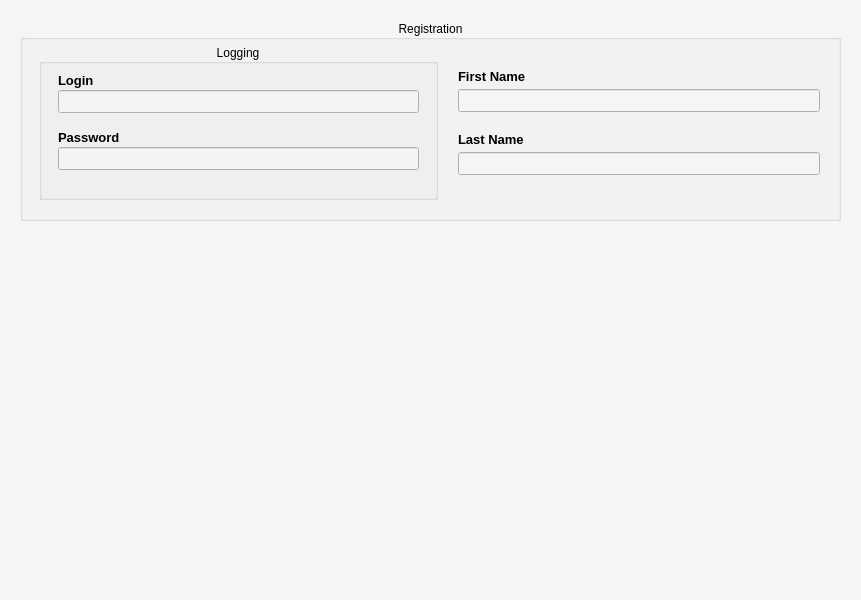
The window that CLIENT/RHE_Client/registration_widget.ui (qvinn/RHE) describes before a commit, drawn with Qt 5.
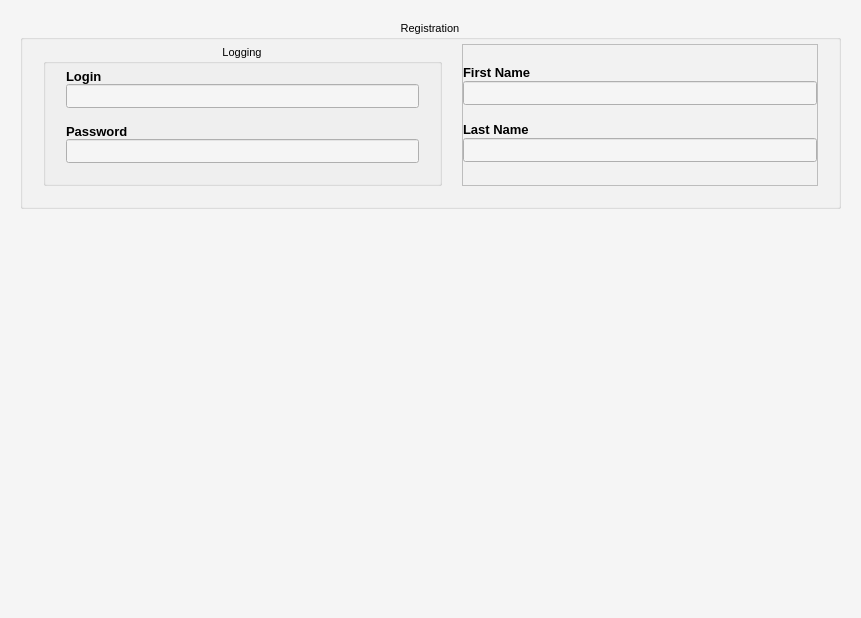
The same window after the commit.

Commit message: 'Registration_Widget' UI rebuilded

```diff
--- a/CLIENT/RHE_Client/registration_widget.ui
+++ b/CLIENT/RHE_Client/registration_widget.ui
@@ -7,7 +7,7 @@
     <x>0</x>
     <y>0</y>
     <width>861</width>
-    <height>600</height>
+    <height>618</height>
    </rect>
   </property>
   <property name="minimumSize">
@@ -107,25 +107,18 @@
     </disabled>
    </palette>
   </property>
+  <property name="font">
+   <font>
+    <family>Tahoma</family>
+    <pointsize>10</pointsize>
+    <weight>75</weight>
+    <bold>true</bold>
+   </font>
+  </property>
   <property name="windowTitle">
    <string notr="true"/>
   </property>
-  <property name="autoFillBackground">
-   <bool>true</bool>
-  </property>
-  <widget class="QWidget" name="verticalLayoutWidget_3">
-   <property name="geometry">
-    <rect>
-     <x>0</x>
-     <y>0</y>
-     <width>861</width>
-     <height>241</height>
-    </rect>
-   </property>
-   <layout class="QVBoxLayout" name="verticalLayout_1">
-    <property name="spacing">
-     <number>0</number>
-    </property>
+  <layout class="QGridLayout" name="gridLayout">
     <property name="leftMargin">
      <number>20</number>
     </property>
@@ -138,14 +131,11 @@
     <property name="bottomMargin">
      <number>20</number>
     </property>
-    <item>
+   <property name="spacing">
+    <number>0</number>
+   </property>
+   <item row="1" column="0">
      <widget class="QGroupBox" name="grpBx_rgstr">
-      <property name="sizePolicy">
-       <sizepolicy hsizetype="Expanding" vsizetype="Minimum">
-        <horstretch>0</horstretch>
-        <verstretch>0</verstretch>
-       </sizepolicy>
-      </property>
       <property name="palette">
        <palette>
         <active>
@@ -213,6 +203,7 @@
       <property name="font">
        <font>
         <family>Tahoma</family>
+       <pointsize>8</pointsize>
         <weight>50</weight>
         <bold>false</bold>
        </font>
@@ -223,25 +214,7 @@
       <property name="alignment">
        <set>Qt::AlignCenter</set>
       </property>
-      <property name="flat">
-       <bool>false</bool>
-      </property>
-      <property name="checkable">
-       <bool>false</bool>
-      </property>
-      <widget class="QWidget" name="horizontalLayoutWidget">
-       <property name="geometry">
-        <rect>
-         <x>-1</x>
-         <y>19</y>
-         <width>821</width>
-         <height>181</height>
-        </rect>
-       </property>
-       <layout class="QHBoxLayout" name="horizontalLayout_1">
-        <property name="spacing">
-         <number>20</number>
-        </property>
+     <layout class="QGridLayout" name="gridLayout_2">
         <property name="leftMargin">
          <number>20</number>
         </property>
@@ -254,32 +227,14 @@
         <property name="bottomMargin">
          <number>20</number>
         </property>
-        <item>
+      <property name="spacing">
+       <number>20</number>
+      </property>
+      <item row="0" column="0">
          <widget class="QGroupBox" name="grpBx_lgn">
-          <property name="sizePolicy">
-           <sizepolicy hsizetype="Expanding" vsizetype="Expanding">
-            <horstretch>0</horstretch>
-            <verstretch>0</verstretch>
-           </sizepolicy>
-          </property>
-          <property name="minimumSize">
-           <size>
-            <width>399</width>
-            <height>0</height>
-           </size>
-          </property>
           <property name="palette">
            <palette>
             <active>
-             <colorrole role="Base">
-              <brush brushstyle="SolidPattern">
-               <color alpha="255">
-                <red>245</red>
-                <green>244</green>
-                <blue>245</blue>
-               </color>
-              </brush>
-             </colorrole>
              <colorrole role="Highlight">
               <brush brushstyle="SolidPattern">
                <color alpha="170">
@@ -289,17 +244,17 @@
                </color>
               </brush>
              </colorrole>
+           <colorrole role="Link">
+            <brush brushstyle="SolidPattern">
+             <color alpha="255">
+              <red>244</red>
+              <green>244</green>
+              <blue>244</blue>
+             </color>
+            </brush>
+           </colorrole>
             </active>
             <inactive>
-             <colorrole role="Base">
-              <brush brushstyle="SolidPattern">
-               <color alpha="255">
-                <red>245</red>
-                <green>244</green>
-                <blue>245</blue>
-               </color>
-              </brush>
-             </colorrole>
              <colorrole role="Highlight">
               <brush brushstyle="SolidPattern">
                <color alpha="170">
@@ -309,250 +264,69 @@
                </color>
               </brush>
              </colorrole>
+           <colorrole role="Link">
+            <brush brushstyle="SolidPattern">
+             <color alpha="255">
+              <red>244</red>
+              <green>244</green>
+              <blue>244</blue>
+             </color>
+            </brush>
+           </colorrole>
             </inactive>
             <disabled>
-             <colorrole role="Base">
-              <brush brushstyle="SolidPattern">
-               <color alpha="255">
-                <red>245</red>
-                <green>245</green>
-                <blue>245</blue>
-               </color>
-              </brush>
-             </colorrole>
              <colorrole role="Highlight">
               <brush brushstyle="SolidPattern">
                <color alpha="170">
-                <red>204</red>
-                <green>204</green>
+              <red>31</red>
+              <green>117</green>
                 <blue>204</blue>
                </color>
               </brush>
              </colorrole>
+           <colorrole role="Link">
+            <brush brushstyle="SolidPattern">
+             <color alpha="255">
+              <red>244</red>
+              <green>244</green>
+              <blue>244</blue>
+             </color>
+            </brush>
+           </colorrole>
             </disabled>
            </palette>
           </property>
+        <property name="font">
+         <font>
+          <family>Tahoma</family>
+          <pointsize>8</pointsize>
+          <weight>50</weight>
+          <bold>false</bold>
+         </font>
+        </property>
           <property name="title">
            <string>Logging</string>
           </property>
           <property name="alignment">
            <set>Qt::AlignCenter</set>
           </property>
-          <widget class="QWidget" name="verticalLayoutWidget_2">
-           <property name="geometry">
-            <rect>
-             <x>-1</x>
-             <y>19</y>
-             <width>401</width>
-             <height>131</height>
-            </rect>
-           </property>
-           <layout class="QVBoxLayout" name="verticalLayout_3">
-            <property name="spacing">
-             <number>0</number>
-            </property>
+        <layout class="QGridLayout" name="gridLayout_4">
             <property name="leftMargin">
              <number>20</number>
             </property>
+         <property name="topMargin">
+          <number>5</number>
+         </property>
             <property name="rightMargin">
              <number>20</number>
             </property>
-            <item>
-             <spacer name="verticalSpacer_4">
-              <property name="orientation">
-               <enum>Qt::Vertical</enum>
-              </property>
-              <property name="sizeType">
-               <enum>QSizePolicy::Fixed</enum>
-              </property>
-              <property name="sizeHint" stdset="0">
-               <size>
-                <width>20</width>
-                <height>8</height>
-               </size>
-              </property>
-             </spacer>
-            </item>
-            <item>
-             <widget class="QLabel" name="lbl_login">
-              <property name="sizePolicy">
-               <sizepolicy hsizetype="Preferred" vsizetype="Fixed">
-                <horstretch>0</horstretch>
-                <verstretch>0</verstretch>
-               </sizepolicy>
-              </property>
-              <property name="minimumSize">
-               <size>
-                <width>170</width>
-                <height>0</height>
-               </size>
-              </property>
-              <property name="font">
-               <font>
-                <family>Tahoma</family>
-                <pointsize>10</pointsize>
-                <weight>75</weight>
-                <bold>true</bold>
-               </font>
-              </property>
-              <property name="text">
-               <string>Login</string>
-              </property>
-             </widget>
-            </item>
-            <item>
-             <widget class="QLineEdit" name="lineEdit_login">
-              <property name="minimumSize">
-               <size>
-                <width>359</width>
-                <height>0</height>
-               </size>
-              </property>
-              <property name="palette">
-               <palette>
-                <active>
-                 <colorrole role="Text">
-                  <brush brushstyle="SolidPattern">
-                   <color alpha="255">
-                    <red>0</red>
-                    <green>0</green>
-                    <blue>0</blue>
-                   </color>
-                  </brush>
-                 </colorrole>
-                 <colorrole role="ButtonText">
-                  <brush brushstyle="SolidPattern">
-                   <color alpha="255">
-                    <red>0</red>
-                    <green>0</green>
-                    <blue>0</blue>
-                   </color>
-                  </brush>
-                 </colorrole>
-                 <colorrole role="Highlight">
-                  <brush brushstyle="SolidPattern">
-                   <color alpha="255">
-                    <red>48</red>
-                    <green>140</green>
-                    <blue>198</blue>
-                   </color>
-                  </brush>
-                 </colorrole>
-                 <colorrole role="PlaceholderText">
-                  <brush brushstyle="NoBrush">
-                   <color alpha="128">
-                    <red>0</red>
-                    <green>0</green>
-                    <blue>0</blue>
-                   </color>
-                  </brush>
-                 </colorrole>
-                </active>
-                <inactive>
-                 <colorrole role="Text">
-                  <brush brushstyle="SolidPattern">
-                   <color alpha="255">
-                    <red>0</red>
-                    <green>0</green>
-                    <blue>0</blue>
-                   </color>
-                  </brush>
-                 </colorrole>
-                 <colorrole role="ButtonText">
-                  <brush brushstyle="SolidPattern">
-                   <color alpha="255">
-                    <red>0</red>
-                    <green>0</green>
-                    <blue>0</blue>
-                   </color>
-                  </brush>
-                 </colorrole>
-                 <colorrole role="Highlight">
-                  <brush brushstyle="SolidPattern">
-                   <color alpha="255">
-                    <red>48</red>
-                    <green>140</green>
-                    <blue>198</blue>
-                   </color>
-                  </brush>
-                 </colorrole>
-                 <colorrole role="PlaceholderText">
-                  <brush brushstyle="NoBrush">
-                   <color alpha="128">
-                    <red>0</red>
-                    <green>0</green>
-                    <blue>0</blue>
-                   </color>
-                  </brush>
-                 </colorrole>
-                </inactive>
-                <disabled>
-                 <colorrole role="Text">
-                  <brush brushstyle="SolidPattern">
-                   <color alpha="255">
-                    <red>35</red>
-                    <green>35</green>
-                    <blue>35</blue>
-                   </color>
-                  </brush>
-                 </colorrole>
-                 <colorrole role="ButtonText">
-                  <brush brushstyle="SolidPattern">
-                   <color alpha="255">
-                    <red>35</red>
-                    <green>35</green>
-                    <blue>35</blue>
-                   </color>
-                  </brush>
-                 </colorrole>
-                 <colorrole role="Highlight">
-                  <brush brushstyle="SolidPattern">
-                   <color alpha="170">
-                    <red>204</red>
-                    <green>204</green>
-                    <blue>204</blue>
-                   </color>
-                  </brush>
-                 </colorrole>
-                 <colorrole role="PlaceholderText">
-                  <brush brushstyle="NoBrush">
-                   <color alpha="128">
-                    <red>0</red>
-                    <green>0</green>
-                    <blue>0</blue>
-                   </color>
-                  </brush>
-                 </colorrole>
-                </disabled>
-               </palette>
-              </property>
-              <property name="font">
-               <font>
-                <family>Tahoma</family>
-                <pointsize>10</pointsize>
-                <weight>75</weight>
-                <bold>true</bold>
-               </font>
-              </property>
-             </widget>
-            </item>
-            <item>
-             <spacer name="verticalSpacer_5">
-              <property name="orientation">
-               <enum>Qt::Vertical</enum>
-              </property>
-              <property name="sizeType">
-               <enum>QSizePolicy::Fixed</enum>
-              </property>
-              <property name="sizeHint" stdset="0">
-               <size>
-                <width>20</width>
-                <height>15</height>
-               </size>
-              </property>
-             </spacer>
-            </item>
-            <item>
+         <property name="bottomMargin">
+          <number>20</number>
+         </property>
+         <property name="spacing">
+          <number>0</number>
+         </property>
+         <item row="3" column="0">
              <widget class="QLabel" name="lbl_password">
               <property name="sizePolicy">
                <sizepolicy hsizetype="Preferred" vsizetype="Fixed">
@@ -562,8 +336,8 @@
               </property>
               <property name="minimumSize">
                <size>
-                <width>170</width>
-                <height>0</height>
+             <width>0</width>
+             <height>16</height>
                </size>
               </property>
               <property name="font">
@@ -579,18 +353,24 @@
               </property>
              </widget>
             </item>
-            <item>
+         <item row="4" column="0">
              <widget class="QLineEdit" name="lineEdit_password">
+           <property name="sizePolicy">
+            <sizepolicy hsizetype="Preferred" vsizetype="Fixed">
+             <horstretch>0</horstretch>
+             <verstretch>0</verstretch>
+            </sizepolicy>
+           </property>
               <property name="minimumSize">
                <size>
-                <width>359</width>
-                <height>0</height>
+             <width>0</width>
+             <height>24</height>
                </size>
               </property>
               <property name="palette">
                <palette>
                 <active>
-                 <colorrole role="WindowText">
+              <colorrole role="Text">
                   <brush brushstyle="SolidPattern">
                    <color alpha="255">
                     <red>0</red>
@@ -599,6 +379,26 @@
                    </color>
                   </brush>
                  </colorrole>
+              <colorrole role="ButtonText">
+               <brush brushstyle="SolidPattern">
+                <color alpha="255">
+                 <red>0</red>
+                 <green>0</green>
+                 <blue>0</blue>
+                </color>
+               </brush>
+              </colorrole>
+              <colorrole role="PlaceholderText">
+               <brush brushstyle="SolidPattern">
+                <color alpha="128">
+                 <red>0</red>
+                 <green>0</green>
+                 <blue>0</blue>
+                </color>
+               </brush>
+              </colorrole>
+             </active>
+             <inactive>
                  <colorrole role="Text">
                   <brush brushstyle="SolidPattern">
                    <color alpha="255">
@@ -617,27 +417,117 @@
                    </color>
                   </brush>
                  </colorrole>
-                 <colorrole role="Highlight">
+              <colorrole role="PlaceholderText">
                   <brush brushstyle="SolidPattern">
+                <color alpha="128">
+                 <red>0</red>
+                 <green>0</green>
+                 <blue>0</blue>
+                </color>
+               </brush>
+              </colorrole>
+             </inactive>
+             <disabled>
+              <colorrole role="Text">
+               <brush brushstyle="SolidPattern">
                    <color alpha="255">
-                    <red>48</red>
-                    <green>140</green>
-                    <blue>198</blue>
+                 <red>35</red>
+                 <green>35</green>
+                 <blue>35</blue>
                    </color>
                   </brush>
                  </colorrole>
+              <colorrole role="ButtonText">
+               <brush brushstyle="SolidPattern">
+                <color alpha="255">
+                 <red>35</red>
+                 <green>35</green>
+                 <blue>35</blue>
+                </color>
+               </brush>
+              </colorrole>
                  <colorrole role="PlaceholderText">
-                  <brush brushstyle="NoBrush">
+               <brush brushstyle="SolidPattern">
                    <color alpha="128">
+                 <red>231</red>
+                 <green>231</green>
+                 <blue>231</blue>
+                </color>
+               </brush>
+              </colorrole>
+             </disabled>
+            </palette>
+           </property>
+           <property name="font">
+            <font>
+             <family>Tahoma</family>
+             <pointsize>10</pointsize>
+             <weight>75</weight>
+             <bold>true</bold>
+            </font>
+           </property>
+           <property name="inputMask">
+            <string notr="true"/>
+           </property>
+           <property name="text">
+            <string notr="true"/>
+           </property>
+          </widget>
+         </item>
+         <item row="0" column="0">
+          <widget class="QLabel" name="lbl_login">
+           <property name="sizePolicy">
+            <sizepolicy hsizetype="Preferred" vsizetype="Fixed">
+             <horstretch>0</horstretch>
+             <verstretch>0</verstretch>
+            </sizepolicy>
+           </property>
+           <property name="minimumSize">
+            <size>
+             <width>0</width>
+             <height>16</height>
+            </size>
+           </property>
+           <property name="font">
+            <font>
+             <family>Tahoma</family>
+             <pointsize>10</pointsize>
+             <weight>75</weight>
+             <bold>true</bold>
+            </font>
+           </property>
+           <property name="text">
+            <string>Login</string>
+           </property>
+          </widget>
+         </item>
+         <item row="1" column="0">
+          <widget class="QLineEdit" name="lineEdit_login">
+           <property name="sizePolicy">
+            <sizepolicy hsizetype="Preferred" vsizetype="Fixed">
+             <horstretch>0</horstretch>
+             <verstretch>0</verstretch>
+            </sizepolicy>
+           </property>
+           <property name="minimumSize">
+            <size>
+             <width>353</width>
+             <height>24</height>
+            </size>
+           </property>
+           <property name="palette">
+            <palette>
+             <active>
+              <colorrole role="Text">
+               <brush brushstyle="SolidPattern">
+                <color alpha="255">
                     <red>0</red>
                     <green>0</green>
                     <blue>0</blue>
                    </color>
                   </brush>
                  </colorrole>
-                </active>
-                <inactive>
-                 <colorrole role="WindowText">
+              <colorrole role="ButtonText">
                   <brush brushstyle="SolidPattern">
                    <color alpha="255">
                     <red>0</red>
@@ -646,16 +536,18 @@
                    </color>
                   </brush>
                  </colorrole>
-                 <colorrole role="Text">
+              <colorrole role="PlaceholderText">
                   <brush brushstyle="SolidPattern">
-                   <color alpha="255">
+                <color alpha="128">
                     <red>0</red>
                     <green>0</green>
                     <blue>0</blue>
                    </color>
                   </brush>
                  </colorrole>
-                 <colorrole role="ButtonText">
+             </active>
+             <inactive>
+              <colorrole role="Text">
                   <brush brushstyle="SolidPattern">
                    <color alpha="255">
                     <red>0</red>
@@ -664,17 +556,17 @@
                    </color>
                   </brush>
                  </colorrole>
-                 <colorrole role="Highlight">
+              <colorrole role="ButtonText">
                   <brush brushstyle="SolidPattern">
                    <color alpha="255">
-                    <red>48</red>
-                    <green>140</green>
-                    <blue>198</blue>
+                 <red>0</red>
+                 <green>0</green>
+                 <blue>0</blue>
                    </color>
                   </brush>
                  </colorrole>
                  <colorrole role="PlaceholderText">
-                  <brush brushstyle="NoBrush">
+               <brush brushstyle="SolidPattern">
                    <color alpha="128">
                     <red>0</red>
                     <green>0</green>
@@ -684,15 +576,6 @@
                  </colorrole>
                 </inactive>
                 <disabled>
-                 <colorrole role="WindowText">
-                  <brush brushstyle="SolidPattern">
-                   <color alpha="255">
-                    <red>35</red>
-                    <green>35</green>
-                    <blue>35</blue>
-                   </color>
-                  </brush>
-                 </colorrole>
                  <colorrole role="Text">
                   <brush brushstyle="SolidPattern">
                    <color alpha="255">
@@ -711,21 +594,12 @@
                    </color>
                   </brush>
                  </colorrole>
-                 <colorrole role="Highlight">
-                  <brush brushstyle="SolidPattern">
-                   <color alpha="170">
-                    <red>204</red>
-                    <green>204</green>
-                    <blue>204</blue>
-                   </color>
-                  </brush>
-                 </colorrole>
                  <colorrole role="PlaceholderText">
-                  <brush brushstyle="NoBrush">
+               <brush brushstyle="SolidPattern">
                    <color alpha="128">
-                    <red>0</red>
-                    <green>0</green>
-                    <blue>0</blue>
+                 <red>231</red>
+                 <green>231</green>
+                 <blue>231</blue>
                    </color>
                   </brush>
                  </colorrole>
@@ -740,13 +614,16 @@
                 <bold>true</bold>
                </font>
               </property>
-              <property name="inputMethodHints">
-               <set>Qt::ImhNone</set>
-              </property>
-             </widget>
-            </item>
-            <item>
-             <spacer name="verticalSpacer_6">
+           <property name="inputMask">
+            <string notr="true"/>
+           </property>
+           <property name="text">
+            <string notr="true"/>
+           </property>
+          </widget>
+         </item>
+         <item row="2" column="0">
+          <spacer name="verticalSpacer_1">
               <property name="orientation">
                <enum>Qt::Vertical</enum>
               </property>
@@ -756,69 +633,50 @@
               <property name="sizeHint" stdset="0">
                <size>
                 <width>20</width>
-                <height>20</height>
+             <height>15</height>
                </size>
               </property>
              </spacer>
             </item>
            </layout>
           </widget>
-         </widget>
-        </item>
-        <item>
-         <layout class="QVBoxLayout" name="verticalLayout_2">
+      </item>
+      <item row="0" column="1">
+       <widget class="QFrame" name="frame">
+        <property name="frameShape">
+         <enum>QFrame::StyledPanel</enum>
+        </property>
+        <property name="frameShadow">
+         <enum>QFrame::Raised</enum>
+        </property>
+        <layout class="QGridLayout" name="gridLayout_3">
+         <property name="leftMargin">
+          <number>0</number>
+         </property>
+         <property name="topMargin">
+          <number>18</number>
+         </property>
+         <property name="rightMargin">
+          <number>0</number>
+         </property>
+         <property name="bottomMargin">
+          <number>20</number>
+         </property>
           <property name="spacing">
            <number>0</number>
           </property>
-          <item>
-           <spacer name="verticalSpacer_2">
-            <property name="orientation">
-             <enum>Qt::Vertical</enum>
-            </property>
-            <property name="sizeType">
-             <enum>QSizePolicy::Fixed</enum>
-            </property>
-            <property name="sizeHint" stdset="0">
-             <size>
-              <width>20</width>
-              <height>20</height>
-             </size>
-            </property>
-           </spacer>
-          </item>
-          <item>
-           <widget class="QLabel" name="lbl_frst_name">
-            <property name="sizePolicy">
-             <sizepolicy hsizetype="Preferred" vsizetype="Fixed">
-              <horstretch>0</horstretch>
-              <verstretch>0</verstretch>
-             </sizepolicy>
-            </property>
-            <property name="minimumSize">
-             <size>
-              <width>170</width>
-              <height>0</height>
-             </size>
-            </property>
-            <property name="font">
-             <font>
-              <family>Tahoma</family>
-              <pointsize>10</pointsize>
-              <weight>75</weight>
-              <bold>true</bold>
-             </font>
-            </property>
-            <property name="text">
-             <string>First Name</string>
-            </property>
-           </widget>
-          </item>
-          <item>
+         <item row="1" column="0">
            <widget class="QLineEdit" name="lineEdit_FName">
+           <property name="sizePolicy">
+            <sizepolicy hsizetype="Preferred" vsizetype="Fixed">
+             <horstretch>0</horstretch>
+             <verstretch>0</verstretch>
+            </sizepolicy>
+           </property>
             <property name="minimumSize">
              <size>
-              <width>359</width>
-              <height>0</height>
+             <width>0</width>
+             <height>24</height>
              </size>
             </property>
             <property name="palette">
@@ -842,17 +700,37 @@
                  </color>
                 </brush>
                </colorrole>
-               <colorrole role="Highlight">
+              <colorrole role="PlaceholderText">
                 <brush brushstyle="SolidPattern">
+                <color alpha="128">
+                 <red>0</red>
+                 <green>0</green>
+                 <blue>0</blue>
+                </color>
+               </brush>
+              </colorrole>
+             </active>
+             <inactive>
+              <colorrole role="Text">
+               <brush brushstyle="SolidPattern">
                  <color alpha="255">
-                  <red>48</red>
-                  <green>140</green>
-                  <blue>198</blue>
+                 <red>0</red>
+                 <green>0</green>
+                 <blue>0</blue>
                  </color>
                 </brush>
                </colorrole>
+              <colorrole role="ButtonText">
+               <brush brushstyle="SolidPattern">
+                <color alpha="255">
+                 <red>0</red>
+                 <green>0</green>
+                 <blue>0</blue>
+                </color>
+               </brush>
+              </colorrole>
                <colorrole role="PlaceholderText">
-                <brush brushstyle="NoBrush">
+               <brush brushstyle="SolidPattern">
                  <color alpha="128">
                   <red>0</red>
                   <green>0</green>
@@ -860,11 +738,74 @@
                  </color>
                 </brush>
                </colorrole>
-              </active>
-              <inactive>
+             </inactive>
+             <disabled>
                <colorrole role="Text">
                 <brush brushstyle="SolidPattern">
                  <color alpha="255">
+                 <red>35</red>
+                 <green>35</green>
+                 <blue>35</blue>
+                </color>
+               </brush>
+              </colorrole>
+              <colorrole role="ButtonText">
+               <brush brushstyle="SolidPattern">
+                <color alpha="255">
+                 <red>35</red>
+                 <green>35</green>
+                 <blue>35</blue>
+                </color>
+               </brush>
+              </colorrole>
+              <colorrole role="PlaceholderText">
+               <brush brushstyle="SolidPattern">
+                <color alpha="128">
+                 <red>231</red>
+                 <green>231</green>
+                 <blue>231</blue>
+                </color>
+               </brush>
+              </colorrole>
+             </disabled>
+            </palette>
+           </property>
+           <property name="font">
+            <font>
+             <family>Tahoma</family>
+             <pointsize>10</pointsize>
+             <weight>75</weight>
+             <bold>true</bold>
+            </font>
+           </property>
+           <property name="inputMask">
+            <string notr="true"/>
+           </property>
+           <property name="text">
+            <string notr="true"/>
+           </property>
+          </widget>
+         </item>
+         <item row="4" column="0">
+          <widget class="QLineEdit" name="lineEdit_LName">
+           <property name="sizePolicy">
+            <sizepolicy hsizetype="Preferred" vsizetype="Fixed">
+             <horstretch>0</horstretch>
+             <verstretch>0</verstretch>
+            </sizepolicy>
+           </property>
+           <property name="minimumSize">
+            <size>
+             <width>0</width>
+             <height>24</height>
+            </size>
+           </property>
+           <property name="palette">
+            <palette>
+             <active>
+              <colorrole role="Text">
+               <brush brushstyle="SolidPattern">
+                <color alpha="255">
                   <red>0</red>
                   <green>0</green>
                   <blue>0</blue>
@@ -880,17 +821,37 @@
                  </color>
                 </brush>
                </colorrole>
-               <colorrole role="Highlight">
+              <colorrole role="PlaceholderText">
                 <brush brushstyle="SolidPattern">
+                <color alpha="128">
+                 <red>0</red>
+                 <green>0</green>
+                 <blue>0</blue>
+                </color>
+               </brush>
+              </colorrole>
+             </active>
+             <inactive>
+              <colorrole role="Text">
+               <brush brushstyle="SolidPattern">
                  <color alpha="255">
-                  <red>48</red>
-                  <green>140</green>
-                  <blue>198</blue>
+                 <red>0</red>
+                 <green>0</green>
+                 <blue>0</blue>
                  </color>
                 </brush>
                </colorrole>
+              <colorrole role="ButtonText">
+               <brush brushstyle="SolidPattern">
+                <color alpha="255">
+                 <red>0</red>
+                 <green>0</green>
+                 <blue>0</blue>
+                </color>
+               </brush>
+              </colorrole>
                <colorrole role="PlaceholderText">
-                <brush brushstyle="NoBrush">
+               <brush brushstyle="SolidPattern">
                  <color alpha="128">
                   <red>0</red>
                   <green>0</green>
@@ -918,21 +879,12 @@
                  </color>
                 </brush>
                </colorrole>
-               <colorrole role="Highlight">
-                <brush brushstyle="SolidPattern">
-                 <color alpha="170">
-                  <red>31</red>
-                  <green>117</green>
-                  <blue>204</blue>
-                 </color>
-                </brush>
-               </colorrole>
                <colorrole role="PlaceholderText">
-                <brush brushstyle="NoBrush">
+               <brush brushstyle="SolidPattern">
                  <color alpha="128">
-                  <red>0</red>
-                  <green>0</green>
-                  <blue>0</blue>
+                 <red>231</red>
+                 <green>231</green>
+                 <blue>231</blue>
                  </color>
                 </brush>
                </colorrole>
@@ -947,25 +899,15 @@
               <bold>true</bold>
              </font>
             </property>
-           </widget>
-          </item>
-          <item>
-           <spacer name="verticalSpacer_3">
-            <property name="orientation">
-             <enum>Qt::Vertical</enum>
-            </property>
-            <property name="sizeType">
-             <enum>QSizePolicy::Fixed</enum>
-            </property>
-            <property name="sizeHint" stdset="0">
-             <size>
-              <width>20</width>
-              <height>15</height>
-             </size>
-            </property>
-           </spacer>
-          </item>
-          <item>
+           <property name="inputMask">
+            <string notr="true"/>
+           </property>
+           <property name="text">
+            <string notr="true"/>
+           </property>
+          </widget>
+         </item>
+         <item row="3" column="0">
            <widget class="QLabel" name="lbl_lst_name">
             <property name="sizePolicy">
              <sizepolicy hsizetype="Preferred" vsizetype="Fixed">
@@ -975,8 +917,8 @@
             </property>
             <property name="minimumSize">
              <size>
-              <width>170</width>
-              <height>0</height>
+             <width>0</width>
+             <height>16</height>
              </size>
             </property>
             <property name="font">
@@ -992,159 +934,20 @@
             </property>
            </widget>
           </item>
-          <item>
-           <widget class="QLineEdit" name="lineEdit_LName">
+         <item row="0" column="0">
+          <widget class="QLabel" name="lbl_frst_name">
+           <property name="sizePolicy">
+            <sizepolicy hsizetype="Preferred" vsizetype="Fixed">
+             <horstretch>0</horstretch>
+             <verstretch>0</verstretch>
+            </sizepolicy>
+           </property>
             <property name="minimumSize">
              <size>
-              <width>359</width>
-              <height>0</height>
-             </size>
-            </property>
-            <property name="palette">
-             <palette>
-              <active>
-               <colorrole role="WindowText">
-                <brush brushstyle="SolidPattern">
-                 <color alpha="255">
-                  <red>245</red>
-                  <green>245</green>
-                  <blue>245</blue>
-                 </color>
-                </brush>
-               </colorrole>
-               <colorrole role="Text">
-                <brush brushstyle="SolidPattern">
-                 <color alpha="255">
-                  <red>0</red>
-                  <green>0</green>
-                  <blue>0</blue>
-                 </color>
-                </brush>
-               </colorrole>
-               <colorrole role="ButtonText">
-                <brush brushstyle="SolidPattern">
-                 <color alpha="255">
-                  <red>0</red>
-                  <green>0</green>
-                  <blue>0</blue>
-                 </color>
-                </brush>
-               </colorrole>
-               <colorrole role="Highlight">
-                <brush brushstyle="SolidPattern">
-                 <color alpha="255">
-                  <red>48</red>
-                  <green>140</green>
-                  <blue>198</blue>
-                 </color>
-                </brush>
-               </colorrole>
-               <colorrole role="PlaceholderText">
-                <brush brushstyle="NoBrush">
-                 <color alpha="128">
-                  <red>0</red>
-                  <green>0</green>
-                  <blue>0</blue>
-                 </color>
-                </brush>
-               </colorrole>
-              </active>
-              <inactive>
-               <colorrole role="WindowText">
-                <brush brushstyle="SolidPattern">
-                 <color alpha="255">
-                  <red>245</red>
-                  <green>245</green>
-                  <blue>245</blue>
-                 </color>
-                </brush>
-               </colorrole>
-               <colorrole role="Text">
-                <brush brushstyle="SolidPattern">
-                 <color alpha="255">
-                  <red>0</red>
-                  <green>0</green>
-                  <blue>0</blue>
-                 </color>
-                </brush>
-               </colorrole>
-               <colorrole role="ButtonText">
-                <brush brushstyle="SolidPattern">
-                 <color alpha="255">
-                  <red>0</red>
-                  <green>0</green>
-                  <blue>0</blue>
-                 </color>
-                </brush>
-               </colorrole>
-               <colorrole role="Highlight">
-                <brush brushstyle="SolidPattern">
-                 <color alpha="255">
-                  <red>48</red>
-                  <green>140</green>
-                  <blue>198</blue>
-                 </color>
-                </brush>
-               </colorrole>
-               <colorrole role="PlaceholderText">
-                <brush brushstyle="NoBrush">
-                 <color alpha="128">
-                  <red>0</red>
-                  <green>0</green>
-                  <blue>0</blue>
-                 </color>
-                </brush>
-               </colorrole>
-              </inactive>
-              <disabled>
-               <colorrole role="WindowText">
-                <brush brushstyle="SolidPattern">
-                 <color alpha="255">
-                  <red>35</red>
-                  <green>35</green>
-                  <blue>35</blue>
-                 </color>
-                </brush>
-               </colorrole>
-               <colorrole role="Text">
-                <brush brushstyle="SolidPattern">
-                 <color alpha="255">
-                  <red>35</red>
-                  <green>35</green>
-                  <blue>35</blue>
-                 </color>
-                </brush>
-               </colorrole>
-               <colorrole role="ButtonText">
-                <brush brushstyle="SolidPattern">
-                 <color alpha="255">
-                  <red>35</red>
-                  <green>35</green>
-                  <blue>35</blue>
-                 </color>
-                </brush>
-               </colorrole>
-               <colorrole role="Highlight">
-                <brush brushstyle="SolidPattern">
-                 <color alpha="170">
-                  <red>31</red>
-                  <green>117</green>
-                  <blue>204</blue>
-                 </color>
-                </brush>
-               </colorrole>
-               <colorrole role="PlaceholderText">
-                <brush brushstyle="NoBrush">
-                 <color alpha="128">
-                  <red>0</red>
-                  <green>0</green>
-                  <blue>0</blue>
-                 </color>
-                </brush>
-               </colorrole>
-              </disabled>
-             </palette>
-            </property>
+             <width>0</width>
+             <height>16</height>
+            </size>
+           </property>
             <property name="font">
              <font>
               <family>Tahoma</family>
@@ -1153,10 +956,13 @@
               <bold>true</bold>
              </font>
             </property>
-           </widget>
-          </item>
-          <item>
-           <spacer name="verticalSpacer_1">
+           <property name="text">
+            <string>First Name</string>
+           </property>
+          </widget>
+         </item>
+         <item row="2" column="0">
+          <spacer name="verticalSpacer_2">
             <property name="orientation">
              <enum>Qt::Vertical</enum>
             </property>
@@ -1166,19 +972,31 @@
             <property name="sizeHint" stdset="0">
              <size>
               <width>20</width>
-              <height>20</height>
+             <height>15</height>
              </size>
             </property>
            </spacer>
           </item>
          </layout>
+       </widget>
         </item>
        </layout>
       </widget>
-     </widget>
-    </item>
-   </layout>
-  </widget>
+   </item>
+   <item row="2" column="0">
+    <spacer name="verticalSpacer_3">
+     <property name="orientation">
+      <enum>Qt::Vertical</enum>
+     </property>
+     <property name="sizeHint" stdset="0">
+      <size>
+       <width>20</width>
+       <height>40</height>
+      </size>
+     </property>
+    </spacer>
+   </item>
+  </layout>
  </widget>
  <resources/>
  <connections/>
```
Lines whose indentation alone changed are shown as unchanged. The commit also changes 10 other files.
